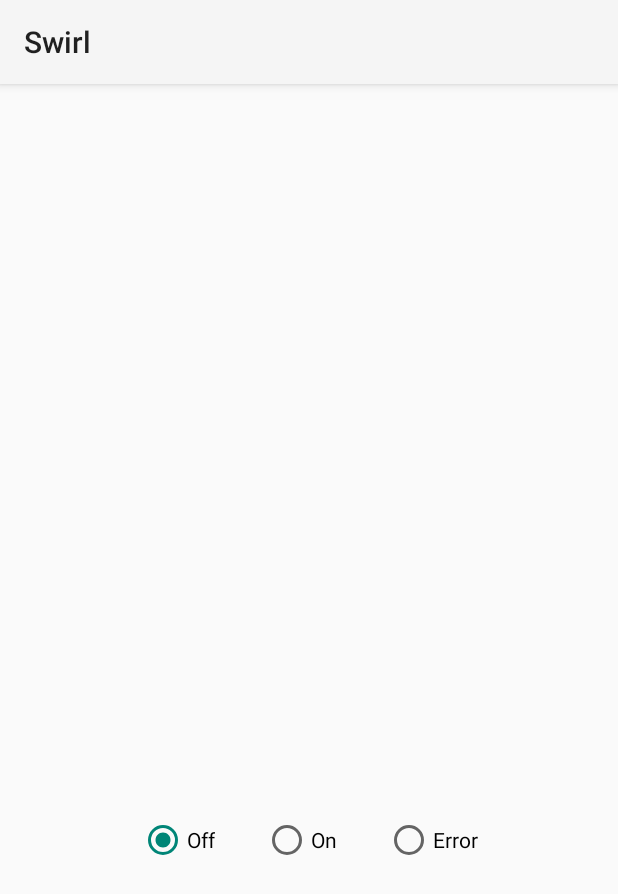
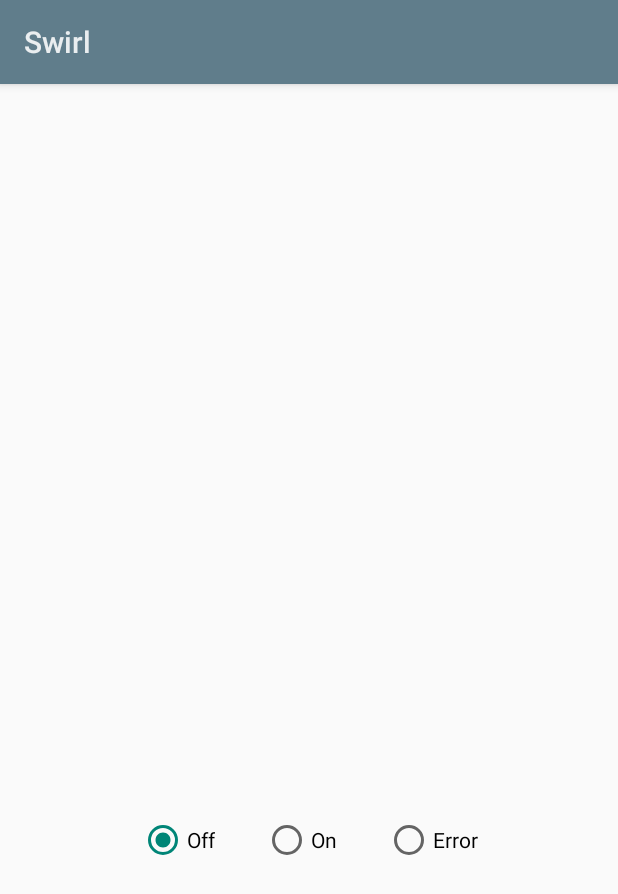
Before and after one commit to nikitosbobin/swirl, an Android app: the screen it shows after launch (SampleActivity), on a phone screen of 412 x 824 dp. Shown: the top 894 px of the screen. Run offline under Robolectric (Android 15) with nearby library versions, the phone set to English and light mode, and no system bars; our stand-ins replace ButterKnife.

```diff
--- a/swirl-sample/src/main/res/values/styles.xml
+++ b/swirl-sample/src/main/res/values/styles.xml
@@ -1,6 +1,9 @@
 <?xml version="1.0" encoding="utf-8"?>
 <resources>
-  <style name="Theme.Swirl" parent="@android:style/Theme.Material.Light">
+  <style name="Theme.Swirl" parent="@android:style/Theme.Material.Light.DarkActionBar">
+    <item name="android:colorPrimary">#ff607d8b</item>
+    <item name="android:colorPrimaryDark">#ff546e7a</item>
+
     <item name="swirl_ridgeColor">?android:attr/textColorSecondary</item>
     <item name="swirl_errorColor">?android:attr/colorAccent</item>
   </style>
```
Also changed, not shown: swirl/build.gradle (+6 -3 lines), swirl/src/main/java/com/mattprecious/swirl/SwirlView.java (+13 -8 lines).
